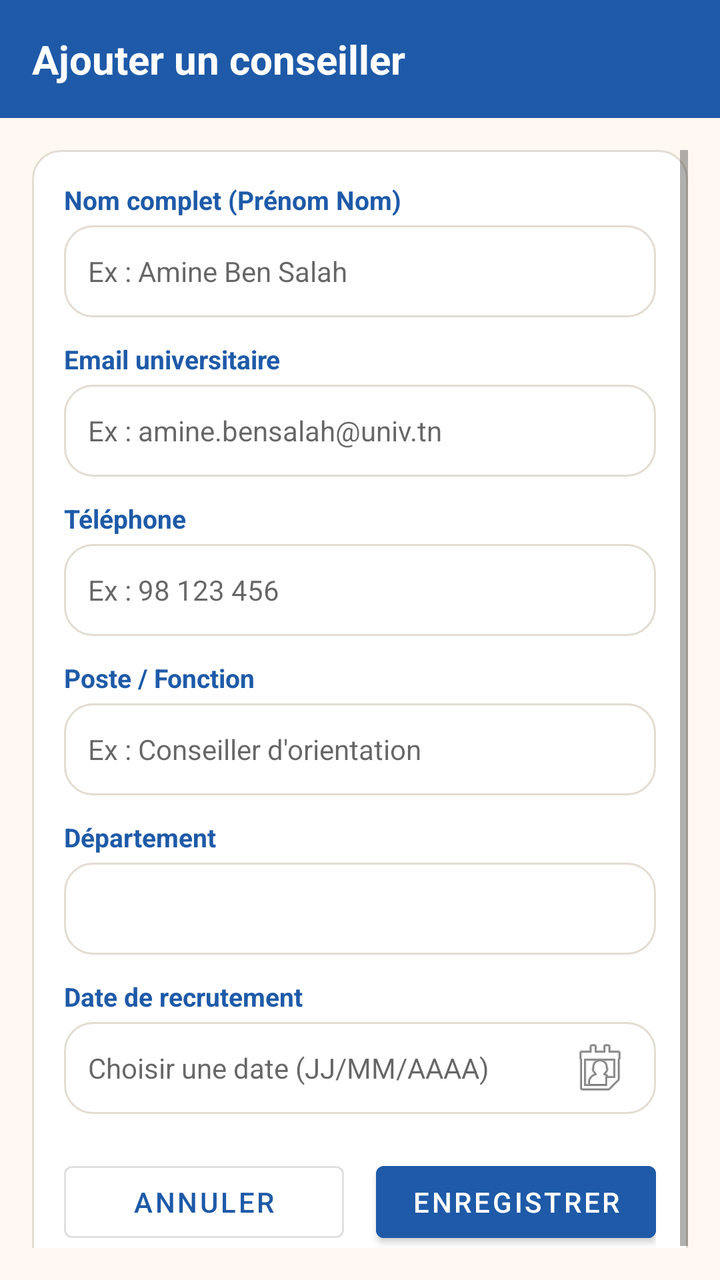
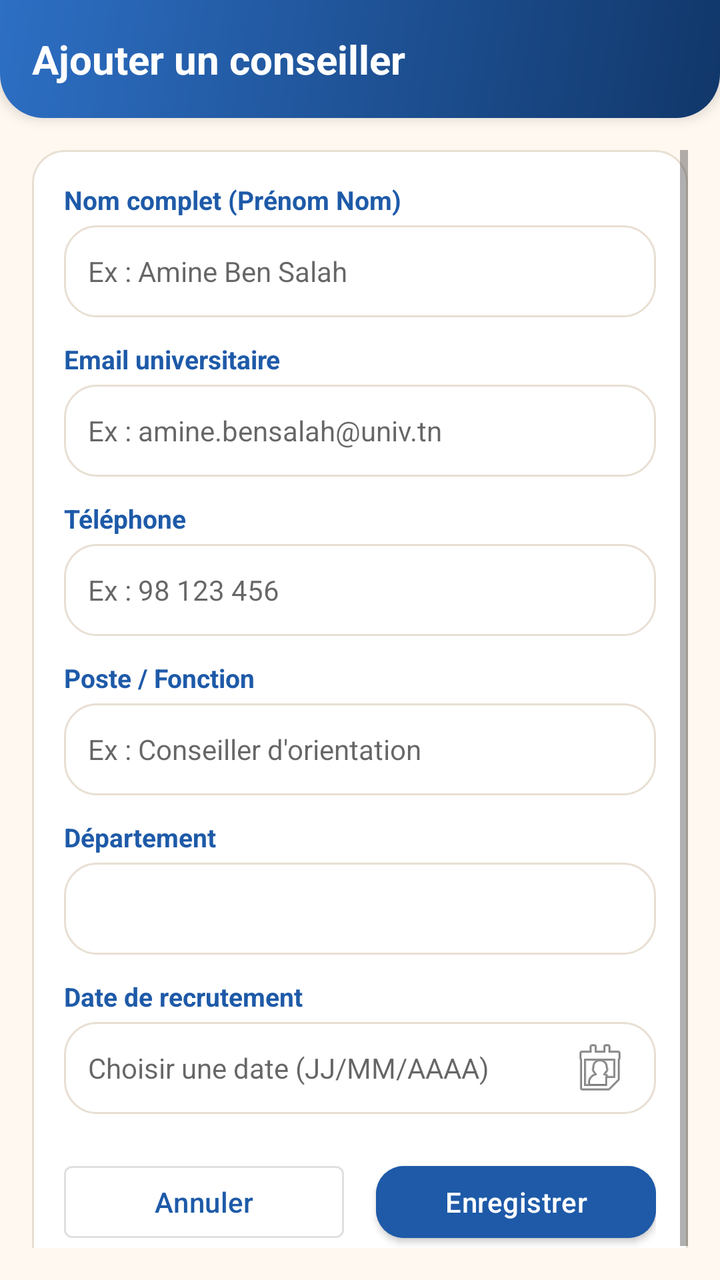

The first picture is an Android layout as it rendered before a commit; the second is the same layout after the commit. The layout source and the unified diff follow.
<!-- AndroidManifest.xml: application theme Theme.Forsa -->
<!-- res/layout/activity_add_employee.xml -->
<?xml version="1.0" encoding="utf-8"?>
<LinearLayout xmlns:android="http://schemas.android.com/apk/res/android"
    android:layout_width="match_parent"
    android:layout_height="match_parent"
    android:background="@color/color_background"
    android:orientation="vertical">

    
    <LinearLayout
        android:layout_width="match_parent"
        android:layout_height="wrap_content"
        android:background="@color/color_primary"
        android:gravity="center_vertical"
        android:orientation="horizontal"
        android:padding="16dp">

        <TextView
            android:layout_width="0dp"
            android:layout_height="wrap_content"
            android:layout_weight="1"
            android:text="@string/add_employee_title"
            android:textColor="@color/color_white"
            android:textSize="20sp"
            android:textStyle="bold" />
    </LinearLayout>

    <ScrollView
        android:layout_width="match_parent"
        android:layout_height="match_parent"
        android:padding="16dp">

        <LinearLayout
            android:layout_width="match_parent"
            android:layout_height="wrap_content"
            android:background="@drawable/bg_card_rounded"
            android:orientation="vertical"
            android:padding="16dp">

            <TextView
                style="@style/ForsaSectionLabel"
                android:layout_width="wrap_content"
                android:layout_height="wrap_content"
                android:layout_marginTop="0dp"
                android:text="@string/label_full_name" />

            <EditText
                android:id="@+id/etFullName"
                android:layout_width="match_parent"
                android:layout_height="46dp"
                android:background="@drawable/bg_card_rounded"
                android:hint="@string/hint_full_name"
                android:inputType="textPersonName"
                android:paddingStart="12dp"
                android:paddingEnd="12dp"
                android:textColor="@color/color_text_primary"
                android:textSize="14sp" />

            <TextView
                style="@style/ForsaSectionLabel"
                android:layout_width="wrap_content"
                android:layout_height="wrap_content"
                android:text="@string/label_email" />

            <EditText
                android:id="@+id/etEmail"
                android:layout_width="match_parent"
                android:layout_height="46dp"
                android:background="@drawable/bg_card_rounded"
                android:hint="@string/hint_email"
                android:inputType="textEmailAddress"
                android:paddingStart="12dp"
                android:paddingEnd="12dp"
                android:textColor="@color/color_text_primary"
                android:textSize="14sp" />

            <TextView
                style="@style/ForsaSectionLabel"
                android:layout_width="wrap_content"
                android:layout_height="wrap_content"
                android:text="@string/label_phone" />

            <EditText
                android:id="@+id/etPhone"
                android:layout_width="match_parent"
                android:layout_height="46dp"
                android:background="@drawable/bg_card_rounded"
                android:hint="@string/hint_phone"
                android:inputType="phone"
                android:paddingStart="12dp"
                android:paddingEnd="12dp"
                android:textColor="@color/color_text_primary"
                android:textSize="14sp" />

            <TextView
                style="@style/ForsaSectionLabel"
                android:layout_width="wrap_content"
                android:layout_height="wrap_content"
                android:text="@string/label_role" />

            <EditText
                android:id="@+id/etRole"
                android:layout_width="match_parent"
                android:layout_height="46dp"
                android:background="@drawable/bg_card_rounded"
                android:hint="@string/hint_role"
                android:inputType="text"
                android:paddingStart="12dp"
                android:paddingEnd="12dp"
                android:textColor="@color/color_text_primary"
                android:textSize="14sp" />

            <TextView
                style="@style/ForsaSectionLabel"
                android:layout_width="wrap_content"
                android:layout_height="wrap_content"
                android:text="@string/label_department" />

            <Spinner
                android:id="@+id/spDepartment"
                android:layout_width="match_parent"
                android:layout_height="46dp"
                android:background="@drawable/bg_card_rounded"
                android:paddingStart="8dp"
                android:paddingEnd="8dp" />

            <TextView
                style="@style/ForsaSectionLabel"
                android:layout_width="wrap_content"
                android:layout_height="wrap_content"
                android:text="@string/label_hire_date" />

            <EditText
                android:id="@+id/etHireDate"
                android:layout_width="match_parent"
                android:layout_height="46dp"
                android:background="@drawable/bg_card_rounded"
                android:clickable="true"
                android:drawableEnd="@android:drawable/ic_menu_my_calendar"
                android:focusable="false"
                android:hint="@string/hint_hire_date"
                android:inputType="none"
                android:paddingStart="12dp"
                android:paddingEnd="12dp"
                android:textColor="@color/color_text_primary"
                android:textSize="14sp" />

            <LinearLayout
                android:layout_width="match_parent"
                android:layout_height="wrap_content"
                android:layout_marginTop="20dp"
                android:orientation="horizontal">

                <Button
                    android:id="@+id/btnCancelAdd"
                    style="@style/Widget.MaterialComponents.Button.OutlinedButton"
                    android:layout_width="0dp"
                    android:layout_height="48dp"
                    android:layout_marginEnd="8dp"
                    android:layout_weight="1"
                    android:text="@string/btn_cancel"
                    android:textColor="@color/color_primary" />

                <Button
                    android:id="@+id/btnSaveAdd"
                    android:layout_width="0dp"
                    android:layout_height="48dp"
                    android:layout_marginStart="8dp"
                    android:layout_weight="1"
                    android:backgroundTint="@color/color_primary"
                    android:text="@string/btn_save"
                    android:textColor="@color/color_white" />
            </LinearLayout>

        </LinearLayout>
    </ScrollView>

</LinearLayout>
<!-- resources referenced by this layout -->
<resources>
  <color name="color_background">#FFF8F0</color>
  <color name="color_primary">#1E5AA8</color>
  <color name="color_text_primary">#1C2430</color>
  <color name="color_white">#FFFFFF</color>
  <!-- drawable bg_card_rounded (drawable) -->
  <?xml version="1.0" encoding="utf-8"?>
  <shape xmlns:android="http://schemas.android.com/apk/res/android"
      android:shape="rectangle">
      <solid android:color="@color/color_surface" />
      <corners android:radius="14dp" />
      <stroke
          android:width="1dp"
          android:color="@color/color_border" />
  </shape>
  <string name="add_employee_title">Ajouter un conseiller</string>
  <string name="btn_cancel">Annuler</string>
  <string name="btn_save">Enregistrer</string>
  <string name="hint_email">Ex : amine.bensalah@univ.tn</string>
  <string name="hint_full_name">Ex : Amine Ben Salah</string>
  <string name="hint_hire_date">Choisir une date (JJ/MM/AAAA)</string>
  <string name="hint_phone">Ex : 98 123 456</string>
  <string name="hint_role">Ex : Conseiller d\'orientation</string>
  <string name="label_department">Département</string>
  <string name="label_email">Email universitaire</string>
  <string name="label_full_name">Nom complet (Prénom Nom)</string>
  <string name="label_hire_date">Date de recrutement</string>
  <string name="label_phone">Téléphone</string>
  <string name="label_role">Poste / Fonction</string>
  <style name="ForsaSectionLabel">
          <item name="android:textSize">13sp</item>
          <item name="android:textStyle">bold</item>
          <item name="android:textColor">@color/color_primary</item>
          <item name="android:layout_marginTop">12dp</item>
          <item name="android:layout_marginBottom">4dp</item>
      </style>
  <style name="Theme.Forsa" parent="Theme.MaterialComponents.Light.NoActionBar">
          <item name="colorPrimary">@color/color_primary</item>
          <item name="colorPrimaryVariant">@color/color_primary_dark</item>
          <item name="colorOnPrimary">@color/color_white</item>
          <item name="colorSecondary">@color/color_eligible</item>
          <item name="colorOnSecondary">@color/color_white</item>
          <item name="colorError">@color/color_accent_red</item>
          <item name="android:windowBackground">@color/color_background</item>
          <item name="android:statusBarColor">@color/color_primary_dark</item>
      </style>
  <color name="color_surface">#FFFFFF</color>
  <color name="color_border">#E3DCD2</color>
  <color name="color_primary_dark">#143F78</color>
  <color name="color_eligible">#2E9E6B</color>
  <color name="color_accent_red">#D32F2F</color>
</resources>

<!-- the commit's change to res/layout/activity_add_employee.xml (unified diff, before → after) -->
@@ -9,7 +9,8 @@
     <LinearLayout
         android:layout_width="match_parent"
         android:layout_height="wrap_content"
-        android:background="@color/color_primary"
+        android:background="@drawable/bg_header_curved"
+        android:elevation="4dp"
         android:gravity="center_vertical"
         android:orientation="horizontal"
         android:padding="16dp">
<!-- resource entries referenced after the edit -->
@@ -9,10 +9,23 @@
   <shape xmlns:android="http://schemas.android.com/apk/res/android"
       android:shape="rectangle">
       <solid android:color="@color/color_surface" />
-      <corners android:radius="14dp" />
+      <corners android:radius="16dp" />
       <stroke
           android:width="1dp"
           android:color="@color/color_border" />
+  </shape>
+  <!-- drawable bg_header_curved (drawable) -->
+  <?xml version="1.0" encoding="utf-8"?>
+  <shape xmlns:android="http://schemas.android.com/apk/res/android"
+      android:shape="rectangle">
+      <gradient
+          android:angle="135"
+          android:endColor="@color/color_primary_gradient_end"
+          android:startColor="@color/color_primary_dark"
+          android:type="linear" />
+      <corners
+          android:bottomLeftRadius="22dp"
+          android:bottomRightRadius="22dp" />
   </shape>
   <string name="add_employee_title">Ajouter un conseiller</string>
   <string name="btn_cancel">Annuler</string>
@@ -44,11 +57,26 @@
           <item name="colorError">@color/color_accent_red</item>
           <item name="android:windowBackground">@color/color_background</item>
           <item name="android:statusBarColor">@color/color_primary_dark</item>
+          <item name="android:navigationBarColor">@color/color_surface</item>
+          <item name="materialButtonStyle">@style/ForsaPrimaryButton</item>
+          <item name="materialButtonOutlinedStyle">@style/ForsaOutlinedButton</item>
       </style>
   <color name="color_surface">#FFFFFF</color>
-  <color name="color_border">#E3DCD2</color>
-  <color name="color_primary_dark">#143F78</color>
+  <color name="color_border">#E8DFD3</color>
+  <color name="color_primary_gradient_end">#2D6FC4</color>
+  <color name="color_primary_dark">#11376A</color>
   <color name="color_eligible">#2E9E6B</color>
   <color name="color_accent_red">#D32F2F</color>
+  <style name="ForsaPrimaryButton" parent="Widget.MaterialComponents.Button">
+          <item name="cornerRadius">14dp</item>
+          <item name="android:textAllCaps">false</item>
+          <item name="android:letterSpacing">0.01</item>
+      </style>
+  <style name="ForsaOutlinedButton" parent="Widget.MaterialComponents.Button.OutlinedButton">
+          <item name="cornerRadius">14dp</item>
+          <item name="strokeColor">@color/color_primary_border</item>
+          <item name="android:textAllCaps">false</item>
+      </style>
+  <color name="color_primary_border">#C4D7F2</color>
 </resources>
 
